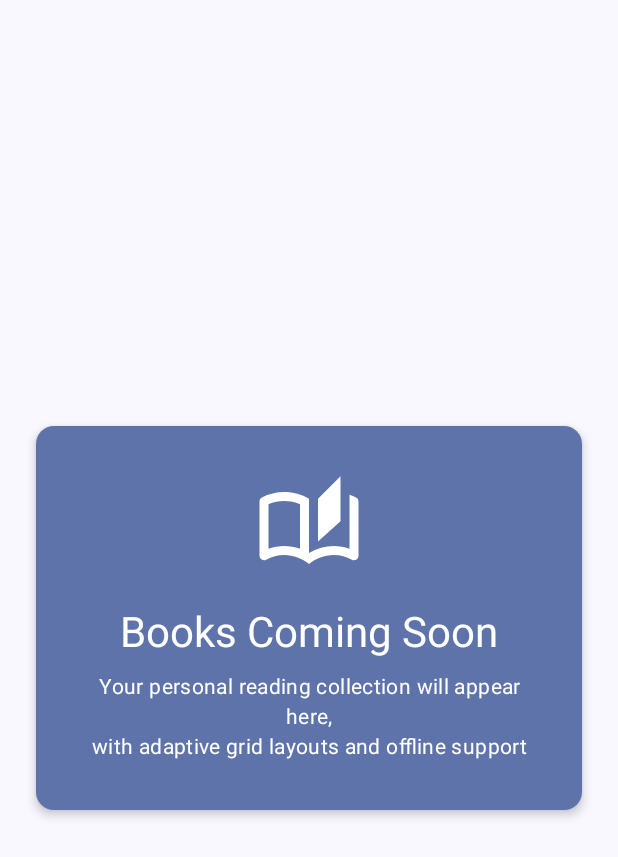
After one commit to DRonayne/OpenLibraryBooks, an Android app built with Jetpack Compose: the composable BooksScreen shown on its own in the app's theme, on a phone screen of 412 x 824 dp. The commit adds this screen. Shown: the top 857 px of the screen. Run offline under Robolectric (Android 15) with nearby library versions, the phone set to English and light mode, and no system bars; 2 statements that could not run were skipped.

```diff
--- a/feature/books/build.gradle.kts
+++ b/feature/books/build.gradle.kts
@@ -18,6 +18,8 @@ dependencies {
     implementation(project(":core:domain"))
     implementation(project(":core:designsystem"))
 
+    implementation(libs.androidx.compose.material.icons.extended)
+
     implementation(libs.androidx.lifecycle.runtime.ktx)
     implementation(libs.androidx.lifecycle.viewmodel.ktx)
     implementation(libs.androidx.lifecycle.viewmodel.compose)
--- /dev/null
+++ b/feature/books/src/main/kotlin/com/darach/openlibrarybooks/feature/books/BooksScreen.kt
@@ -0,0 +1,91 @@
+package com.darach.openlibrarybooks.feature.books
+
+import androidx.compose.foundation.layout.Arrangement
+import androidx.compose.foundation.layout.Column
+import androidx.compose.foundation.layout.Spacer
+import androidx.compose.foundation.layout.fillMaxSize
+import androidx.compose.foundation.layout.height
+import androidx.compose.foundation.layout.padding
+import androidx.compose.foundation.layout.size
+import androidx.compose.material.icons.Icons
+import androidx.compose.material.icons.outlined.AutoStories
+import androidx.compose.material3.Card
+import androidx.compose.material3.CardDefaults
+import androidx.compose.material3.Icon
+import androidx.compose.material3.MaterialTheme
+import androidx.compose.material3.Text
+import androidx.compose.runtime.Composable
+import androidx.compose.ui.Alignment
+import androidx.compose.ui.Modifier
+import androidx.compose.ui.text.style.TextAlign
+import androidx.compose.ui.tooling.preview.Preview
+import androidx.compose.ui.unit.dp
+import com.darach.openlibrarybooks.core.designsystem.theme.OpenLibraryTheme
+
+/**
+ * Books screen - placeholder for the main reading list feature.
+ * Will display the user's personal reading collection with filtering and sorting.
+ */
+@Composable
+fun BooksScreen(modifier: Modifier = Modifier) {
+    Column(
+        modifier = modifier.fillMaxSize(),
+        horizontalAlignment = Alignment.CenterHorizontally,
+        verticalArrangement = Arrangement.Center,
+    ) {
+        Card(
+            modifier = Modifier.padding(24.dp),
+            colors =
+            CardDefaults.cardColors(
+                containerColor = MaterialTheme.colorScheme.primaryContainer,
+            ),
+            elevation = CardDefaults.cardElevation(defaultElevation = 4.dp),
+        ) {
+            Column(
+                modifier = Modifier.padding(32.dp),
+                horizontalAlignment = Alignment.CenterHorizontally,
+            ) {
+                Icon(
+                    imageVector = Icons.Outlined.AutoStories,
+                    contentDescription = null,
+                    modifier = Modifier.size(72.dp),
+                    tint = MaterialTheme.colorScheme.onPrimaryContainer,
+                )
+
+                Spacer(modifier = Modifier.height(16.dp))
+
+                Text(
+                    text = "Books Coming Soon",
+                    style = MaterialTheme.typography.headlineMedium,
+                    color = MaterialTheme.colorScheme.onPrimaryContainer,
+                )
+
+                Spacer(modifier = Modifier.height(8.dp))
+
+                Text(
+                    text = "Your personal reading collection will appear here,\n" +
+                        "with adaptive grid layouts and offline support",
+                    style = MaterialTheme.typography.bodyMedium,
+                    color = MaterialTheme.colorScheme.onPrimaryContainer,
+                    textAlign = TextAlign.Center,
+                )
+            }
+        }
+    }
+}
+
+@Preview(name = "Books Screen - Light")
+@Composable
+private fun BooksScreenPreview() {
+    OpenLibraryTheme(darkTheme = false) {
+        BooksScreen()
+    }
+}
+
+@Preview(name = "Books Screen - Dark")
+@Composable
+private fun BooksScreenDarkPreview() {
+    OpenLibraryTheme(darkTheme = true) {
+        BooksScreen()
+    }
+}
--- a/feature/favourites/build.gradle.kts
+++ b/feature/favourites/build.gradle.kts
@@ -18,6 +18,8 @@ dependencies {
     implementation(project(":core:domain"))
     implementation(project(":core:designsystem"))
 
+    implementation(libs.androidx.compose.material.icons.extended)
+
     implementation(libs.androidx.lifecycle.runtime.ktx)
     implementation(libs.androidx.lifecycle.viewmodel.ktx)
     implementation(libs.androidx.lifecycle.viewmodel.compose)
--- a/feature/settings/build.gradle.kts
+++ b/feature/settings/build.gradle.kts
@@ -18,6 +18,8 @@ dependencies {
     implementation(project(":core:domain"))
     implementation(project(":core:designsystem"))
 
+    implementation(libs.androidx.compose.material.icons.extended)
+
     implementation(libs.androidx.lifecycle.runtime.ktx)
     implementation(libs.androidx.lifecycle.viewmodel.ktx)
     implementation(libs.androidx.lifecycle.viewmodel.compose)
--- a/gradle/libs.versions.toml
+++ b/gradle/libs.versions.toml
@@ -82,6 +82,8 @@ androidx-compose-ui-tooling-preview = { group = "androidx.compose.ui", name = "u
 androidx-compose-ui-test-manifest = { group = "androidx.compose.ui", name = "ui-test-manifest" }
 androidx-compose-ui-test-junit4 = { group = "androidx.compose.ui", name = "ui-test-junit4" }
 androidx-compose-material3 = { group = "androidx.compose.material3", name = "material3" }
+androidx-compose-material3-adaptive-navigation-suite = { group = "androidx.compose.material3", name = "material3-adaptive-navigation-suite" }
+androidx-compose-material3-window-size = { group = "androidx.compose.material3", name = "material3-window-size-class" }
 androidx-compose-material-icons-extended = { group = "androidx.compose.material", name = "material-icons-extended" }
 androidx-activity-compose = { group = "androidx.activity", name = "activity-compose", version.ref = "activityCompose" }
 
```
Also changed, not shown: app/build.gradle.kts (+9 -0 lines), app/src/main/java/com/darach/openlibrarybooks/MainActivity.kt (+46 -26 lines), app/src/main/java/com/darach/openlibrarybooks/navigation/NavigationDestination.kt (added, +40 -0 lines), feature/favourites/src/main/kotlin/com/darach/openlibrarybooks/feature/favourites/FavouritesScreen.kt (added, +91 -0 lines), feature/settings/src/main/kotlin/com/darach/openlibrarybooks/feature/settings/SettingsScreen.kt (added, +91 -0 lines).
